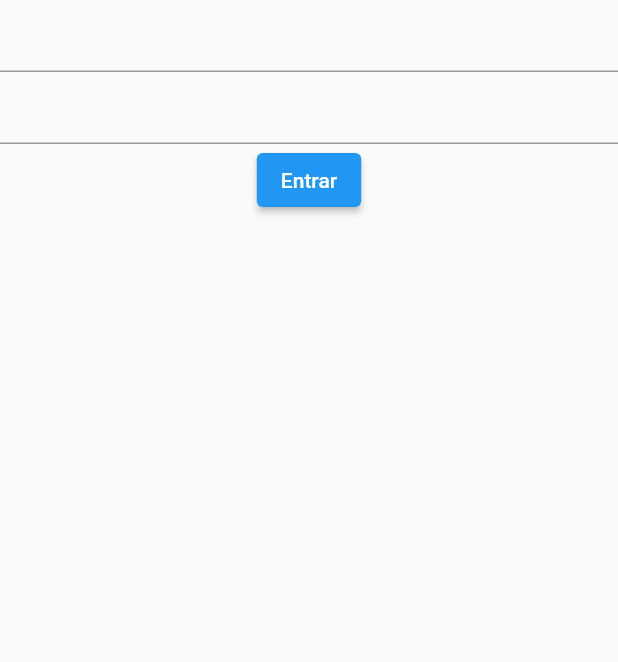
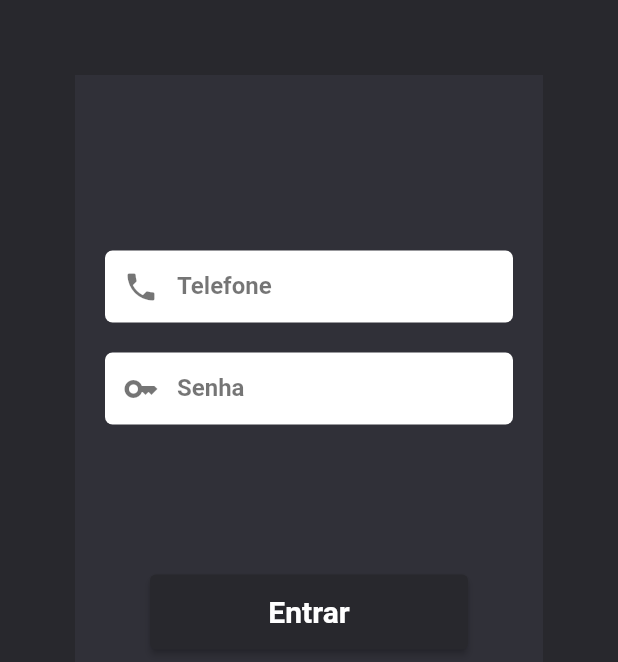
Before and after one commit to eseiji/menuon-flutter, a Flutter app: the screen it shows after launch, on a phone screen of 412 x 824 dp. Shown: the top 662 px of the screen. Run offline on Flutter 3.47's test engine with Material 2 defaults, Android fonts, the phone set to English and light mode, and no system bars; our stand-ins replace cloud_firestore, firebase_auth, firebase_core; missing offline and left inert: dart:html, flutter_barcode_scanner; accounts and stored records are empty.

Commit message:
initial commit

```diff
--- a/lib/view/app.dart
+++ b/lib/view/app.dart
@@ -1,9 +1,13 @@
 import 'package:firebase_auth/firebase_auth.dart';
 import 'package:flutter/material.dart';
+
+import 'package:flutter_barcode_scanner/flutter_barcode_scanner.dart';
 
 import 'mensagem.view.dart';
 import 'login.view.dart';
 import 'map.view.dart';
+import 'qrcode.view.dart';
+import 'chat.view.dart';
 
 class App extends StatelessWidget {
   final auth = FirebaseAuth.instance;
@@ -12,12 +16,16 @@ class App extends StatelessWidget {
   Widget build(BuildContext context) {
     // print(auth.currentUser!.uid);
     return MaterialApp(
-      home: auth.currentUser == null ? LoginView() : MensagemView(),
+      // home: auth.currentUser == null ? LoginView() : MensagemView(),
+      debugShowCheckedModeBanner: false,
+      home: auth.currentUser == null ? LoginView() : ChatView(),
+      // home: QRCodeView(),
       // home: MapView(),
       // home: MensagemView(),
       routes: {
         '/mensagens': (context) => MensagemView(),
         '/login': (context) => LoginView(),
+        '/chat': (context) => ChatView(),
       },
     );
   }
--- a/lib/view/login.view.dart
+++ b/lib/view/login.view.dart
@@ -5,7 +5,7 @@ class LoginView extends StatelessWidget {
   var formKey = GlobalKey<FormState>();
   final FirebaseAuth auth = FirebaseAuth.instance;
 
-  String email = '';
+  String telefone = '';
   String senha = '';
 
   void save(BuildContext context) async {
@@ -13,8 +13,16 @@ class LoginView extends StatelessWidget {
       formKey.currentState!.save();
       // var result = await auth.createUserWithEmailAndPassword(
       //     email: email, password: senha);
-      var result =
-          await auth.signInWithEmailAndPassword(email: email, password: senha);
+
+
+
+      // TROCAR POR TELEFONE E SENHA
+      // var result = await auth.signInWithEmailAndPassword(email: email, password: senha);
+
+
+
+
+
       // print(result.user!.uid);
 
       Navigator.of(context).pushNamed('/mensagens');
@@ -24,20 +32,78 @@ class LoginView extends StatelessWidget {
   @override
   Widget build(BuildContext context) {
     return Scaffold(
-      body: Form(
+      body: Container(
+        color: Color(0xff303038),
+        height: 500,
+        margin: EdgeInsets.fromLTRB(50, 50, 50, 50),
+        child: Form(
           key: formKey,
+          child: Align(
+            alignment: Alignment.center,
             child: Column(
+              mainAxisAlignment: MainAxisAlignment.center,
               children: [
+              // TextFormField(
+              //   onSaved: (value) => telefone = value!,
+              //   validator: (value) {
+              //     if (value!.isEmpty) {
+              //       return 'Campo e-mail obrigatório';
+              //     }
+              //     return null;
+              //   },
+              // ),
+              Container(
+                width: 500,
+                margin: EdgeInsets.fromLTRB(20, 0, 20, 0),
+                decoration: BoxDecoration(
+                  color: Colors.white,
+                  borderRadius: BorderRadius.circular(5),
+                ),
+                child:
                 TextFormField(
-            onSaved: (value) => email = value!,
+                  decoration: const InputDecoration(
+                    border: InputBorder.none,
+                    labelText: 'Telefone',
+                    labelStyle: TextStyle(
+                      color: Colors.black54,
+                      fontWeight: FontWeight.bold,
+                    ),
+                    prefixIcon: Icon(
+                      Icons.phone,
+                      color: Colors.black54,
+                    ),
+                    contentPadding: EdgeInsets.symmetric(vertical:5, horizontal: 13),
+                  ),
+                  onSaved: (value) => telefone = value!,
                   validator: (value) {
                     if (value!.isEmpty) {
-                return 'Campo e-mail obrigatório';
+                    return 'Campo telefone obrigatório';
                     }
                     return null;
                   },
                 ),
-          TextFormField(
+              ),
+              Container(
+                width: 500,
+                margin: EdgeInsets.fromLTRB(20, 20, 20, 0),
+                decoration: BoxDecoration(
+                  color: Colors.white,
+                  borderRadius: BorderRadius.circular(5),
+                ),
+                child: TextFormField(
+                  decoration: const InputDecoration(
+                    border: InputBorder.none,
+                    labelText: 'Senha',
+                    labelStyle: TextStyle(
+                      color: Colors.black54,
+                      fontWeight: FontWeight.bold,
+                    ),
+                    prefixIcon: Icon(
+                      Icons.key,
+                      color: Colors.black54,
+                    ),
+                    contentPadding: EdgeInsets.symmetric(vertical:5, horizontal: 13),
+                  ),
                   obscureText: true,
                   onSaved: (value) => senha = value!,
                   validator: (value) {
@@ -47,12 +113,26 @@ class LoginView extends StatelessWidget {
                     return null;
                   },
                 ),
-          ElevatedButton(
+              ),
+              Container(
+                height: 50,
+                width: 300,
+                margin: EdgeInsets.fromLTRB(50, 100, 50, 0),
+                child: ElevatedButton(
+                  style: ElevatedButton.styleFrom(
+                    primary: Color(0xff28282d),
+                    textStyle: TextStyle(fontSize: 20, fontWeight: FontWeight.bold),
+                  ),
                   onPressed: () => save(context),
                   child: Text("Entrar"),
-          )
+                ),
+              ),
           ]),
           ),
+        ),
+      ),
+
+      backgroundColor: Color(0xff28282d),
     );
   }
 }
--- a/lib/view/mensagem.view.dart
+++ b/lib/view/mensagem.view.dart
@@ -14,6 +14,7 @@ class MensagemView extends StatelessWidget {
       body: StreamBuilder<QuerySnapshot<Map<String, dynamic>>>(
         stream: firestore
             .collection('Mensagens')
+            .where('usuarios', arrayContains: auth.currentUser!.uid)
             .orderBy('dataUltimaMensagem', descending: true)
             .snapshots(),
         builder: (_, snapshot) {
--- a/pubspec.yaml
+++ b/pubspec.yaml
@@ -39,6 +39,8 @@ dependencies:
   firebase_auth: ^3.3.11
   http: ^0.13.4
   google_maps_flutter: ^2.1.3
+
+  flutter_barcode_scanner: ^2.0.0
 
 dev_dependencies:
   flutter_test:
```
Also changed, not shown: lib/view/chat.view.dart (added, +127 -0 lines), lib/view/qrcode.view.dart (added, +68 -0 lines), lib/view/teste.view.dart (added, +97 -0 lines), pubspec.lock, 2 other files. Lines whose indentation alone changed are shown as unchanged.
